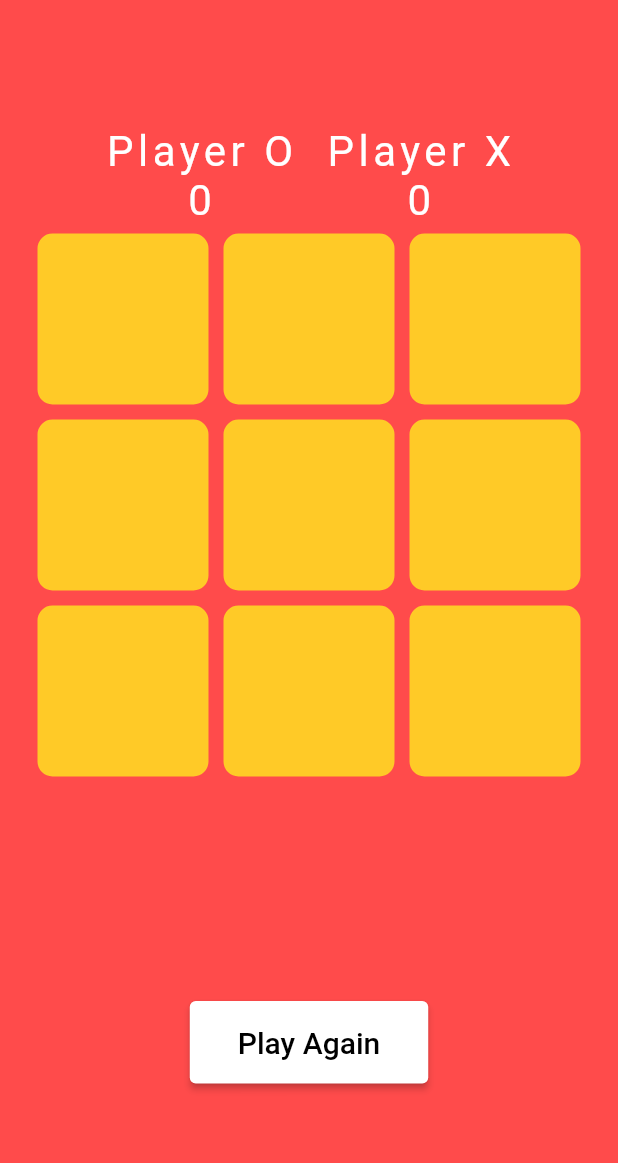
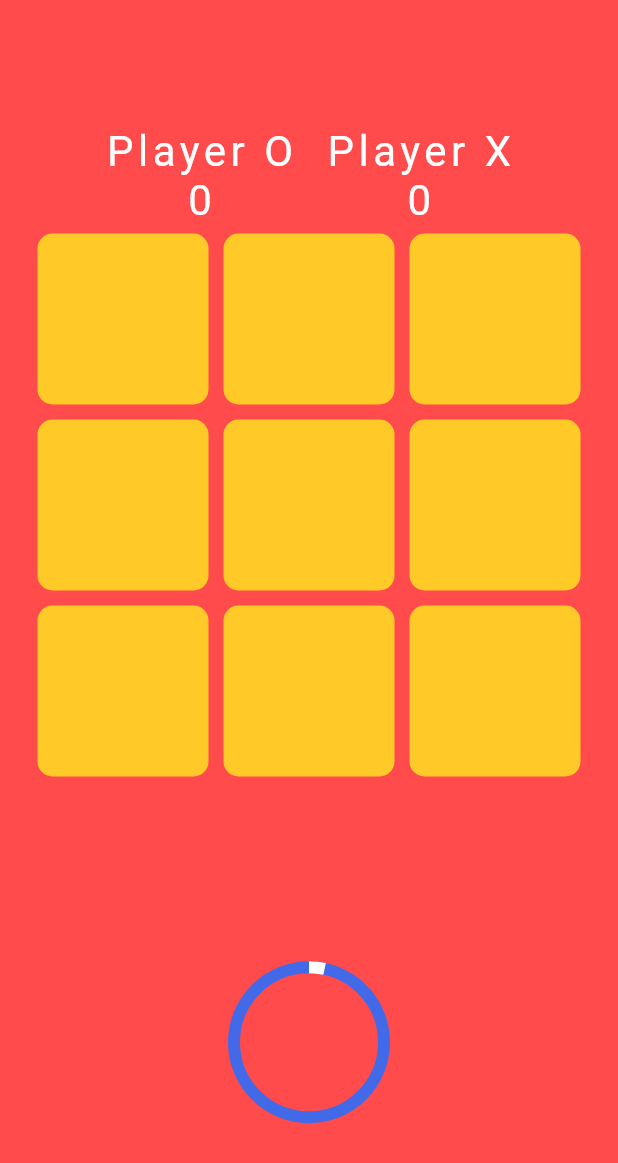
Before and after one commit to Supasek555/Tic_Tac_Toe_Flutter, a Flutter app: the screen it shows after launch, after a tap on "Play Again", on a phone screen of 412 x 824 dp. Shown: the top 1163 px of the screen. Run offline on Flutter 3.47's test engine with Material 2 defaults, Android fonts, the phone set to English and light mode, and no system bars; our stand-ins replace google_fonts; Roboto replaces fonts that are missing (Coiny).

```diff
--- a/lib/screens/game.dart
+++ b/lib/screens/game.dart
@@ -1,6 +1,8 @@
 import 'package:flutter/material.dart';
 import 'package:google_fonts/google_fonts.dart';
 import 'package:tic_tac_toe/constants/color.dart';
+
+import 'dart:async';
 
 class GameScreen extends StatefulWidget {
   const GameScreen({super.key});
@@ -18,11 +20,36 @@ class _GameScreenState extends State<GameScreen> {
   int filledBox = 0;
   bool winnerFound = false;
 
+  static const maxSeconds = 30;
+  int seconds = maxSeconds;
+  Timer? timer;
+
   String resultDeclaration = '';
 
   static var customFontWhite = GoogleFonts.coiny(
     textStyle: TextStyle(color: Colors.white, letterSpacing: 3, fontSize: 28),
   );
+
+  void startTimer() {
+    timer = Timer.periodic(Duration(seconds: 1), (_) {
+      setState(() {
+        if (seconds > 0) {
+          seconds--;
+        } else {
+          stopTimer();
+        }
+      });
+    });
+  }
+
+  void stopTimer() {
+    resetTimer();
+    timer?.cancel();
+  }
+
+  void resetTimer() {
+    seconds = maxSeconds;
+  }
 
   @override
   Widget build(BuildContext context) {
@@ -115,22 +142,7 @@ class _GameScreenState extends State<GameScreen> {
                       style: customFontWhite,
                     ),
                     SizedBox(height: 10),
-                    ElevatedButton(
-                      onPressed: () {
-                        _clearBoard();
-                      },
-                      child: Text(
-                        "Play Again",
-                        style: TextStyle(
-                          fontSize: 20,
-                          color: Colors.black,
-                        ),
-                      ),
-                      style: ElevatedButton.styleFrom(
-                          backgroundColor: Colors.white,
-                          padding: EdgeInsets.symmetric(
-                              horizontal: 32, vertical: 16)),
-                    )
+                    _buildTimer()
                   ],
                 ),
               ),
@@ -272,4 +284,41 @@ class _GameScreenState extends State<GameScreen> {
     });
     filledBox = 0;
   }
+
+  Widget _buildTimer() {
+    final isRunning = timer == null ? false : timer!.isActive;
+
+    return isRunning
+        ? SizedBox(
+            width: 100,
+            height: 100,
+            child: Stack(
+              fit: StackFit.expand,
+              children: [
+                CircularProgressIndicator(
+                  value: 1 - seconds / maxSeconds,
+                  valueColor: AlwaysStoppedAnimation(Colors.white),
+                  strokeWidth: 8,
+                  backgroundColor: MainColor.accentColor,
+                )
+              ],
+            ),
+          )
+        : ElevatedButton(
+            onPressed: () {
+              startTimer();
+              _clearBoard();
+            },
+            child: Text(
+              "Play Again",
+              style: TextStyle(
+                fontSize: 20,
+                color: Colors.black,
+              ),
+            ),
+            style: ElevatedButton.styleFrom(
+                backgroundColor: Colors.white,
+                padding: EdgeInsets.symmetric(horizontal: 32, vertical: 16)),
+          );
+  }
 }
```
